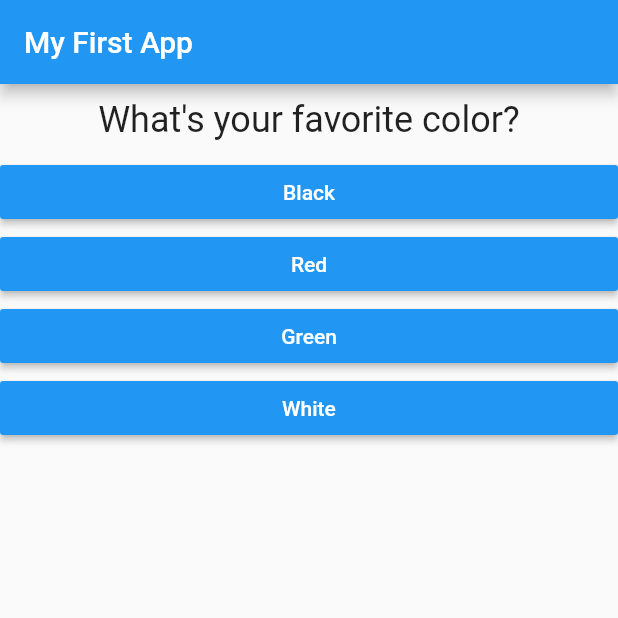
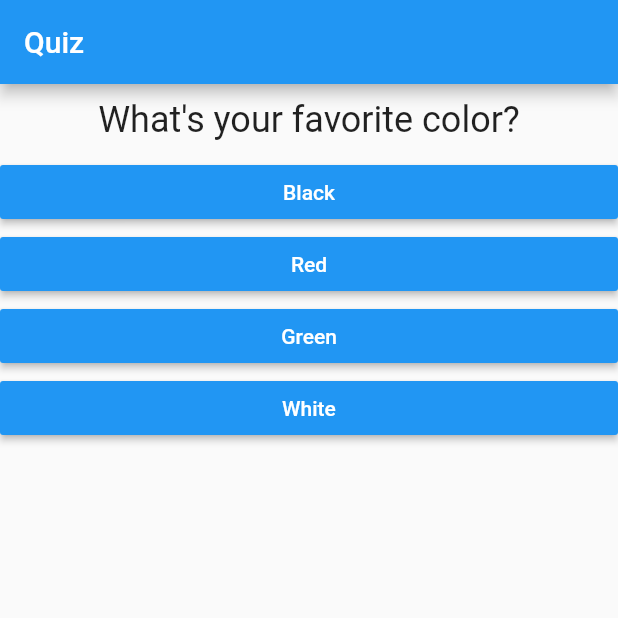
Before and after one commit to zallek/flutter-course-1, a Flutter app: the screen it shows after launch, on a phone screen of 412 x 824 dp, the top half of it. Run offline on Flutter 3.47's test engine with Material 2 defaults, Android fonts, the phone set to English and light mode, and no system bars.

Commit message:
Rename project

```diff
--- a/lib/main.dart
+++ b/lib/main.dart
@@ -63,9 +63,10 @@ class _MyAppState extends State<MyApp> {
   @override
   Widget build(BuildContext context) {
     return MaterialApp(
+      title: 'Quiz',
       home: Scaffold(
         appBar: AppBar(
-          title: Text('My First App'),
+          title: Text('Quiz'),
         ),
         body: hasRemainingQuestions()
             ? Quiz(
--- a/pubspec.yaml
+++ b/pubspec.yaml
@@ -1,4 +1,4 @@
-name: course_1
+name: quiz
 description: A new Flutter project.
 
 # The following line prevents the package from being accidentally published to
```
Also changed, not shown: 1 other file.
